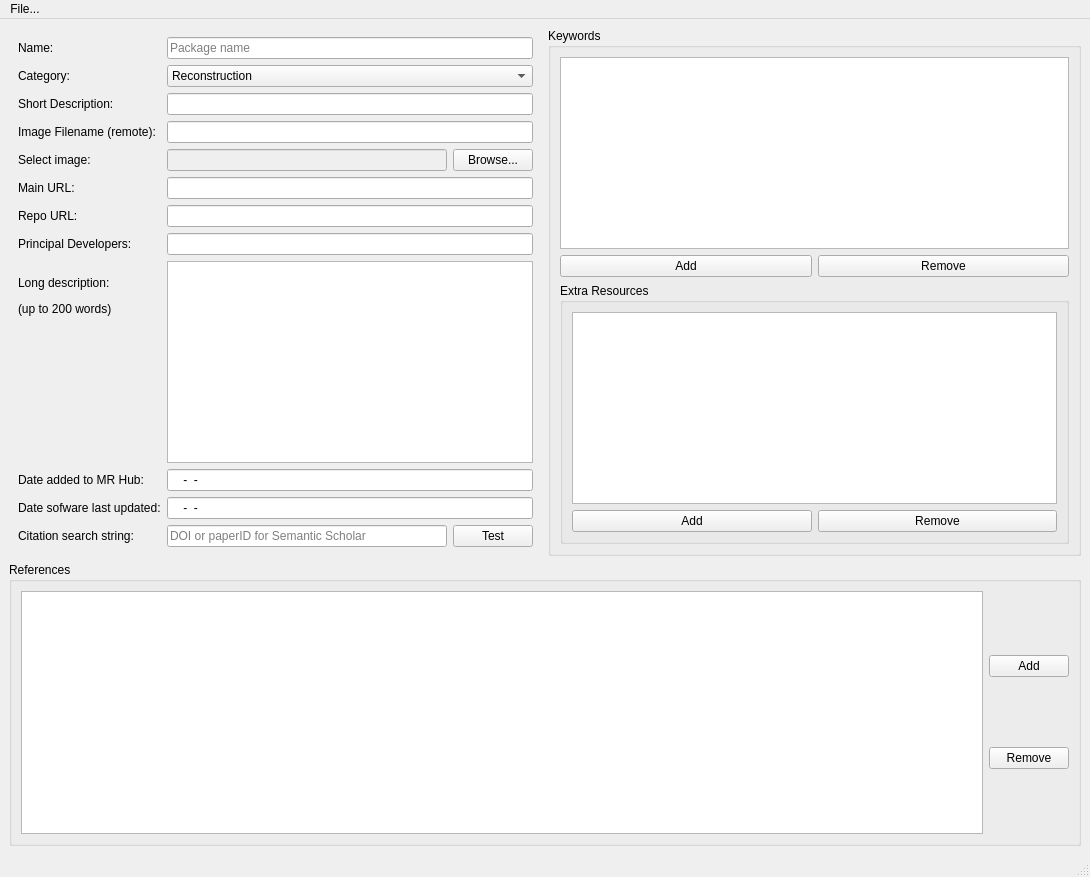
First picture: the form in MrHubGui/edit_form.ui, repository fsantini/mr-hub-gui, before the edit.
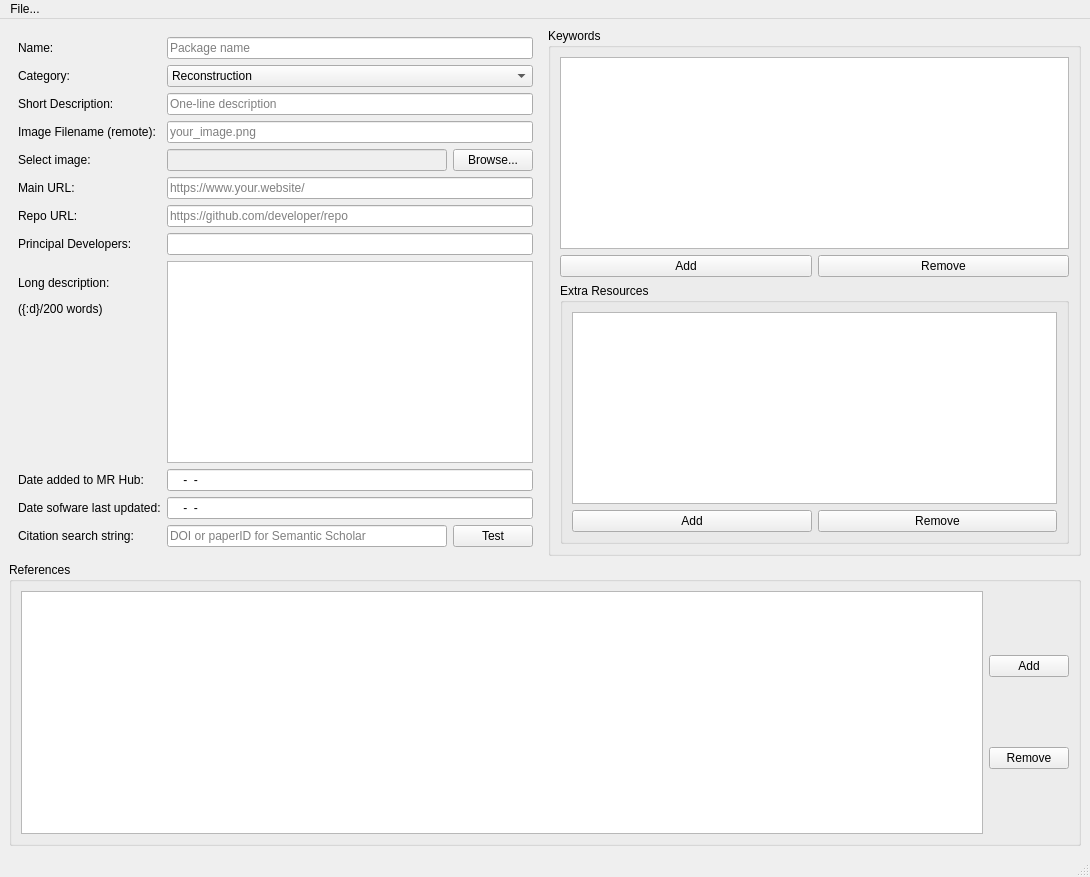
Second picture: the form after the edit.

Commit message: Windows compatibility (utf-8 encoding in opening files) Other minor improvements

Diff of the .ui file:
```diff
--- a/MrHubGui/edit_form.ui
+++ b/MrHubGui/edit_form.ui
@@ -86,7 +86,7 @@
          <item row="9" column="0">
           <widget class="QLabel" name="label_9">
            <property name="text">
-            <string>&lt;html&gt;&lt;head/&gt;&lt;body&gt;&lt;p&gt;Long description:&lt;/p&gt;&lt;p&gt;(up to 200 words)&lt;/p&gt;&lt;/body&gt;&lt;/html&gt;</string>
+            <string>&lt;html&gt;&lt;head/&gt;&lt;body&gt;&lt;p&gt;Long description:&lt;/p&gt;&lt;p&gt;({:d}/200 words)&lt;/p&gt;&lt;/body&gt;&lt;/html&gt;</string>
            </property>
           </widget>
          </item>
@@ -112,10 +112,18 @@
           </widget>
          </item>
          <item row="4" column="1">
-          <widget class="QLineEdit" name="imageFilename_text"/>
+          <widget class="QLineEdit" name="imageFilename_text">
+           <property name="placeholderText">
+            <string>your_image.png</string>
+           </property>
+          </widget>
          </item>
          <item row="3" column="1">
-          <widget class="QLineEdit" name="shortDescription_text"/>
+          <widget class="QLineEdit" name="shortDescription_text">
+           <property name="placeholderText">
+            <string>One-line description</string>
+           </property>
+          </widget>
          </item>
          <item row="5" column="1">
           <layout class="QHBoxLayout" name="horizontalLayout">
@@ -136,10 +144,18 @@
           </layout>
          </item>
          <item row="6" column="1">
-          <widget class="QLineEdit" name="mainURL_text"/>
+          <widget class="QLineEdit" name="mainURL_text">
+           <property name="placeholderText">
+            <string>https://www.your.website/</string>
+           </property>
+          </widget>
          </item>
          <item row="7" column="1">
-          <widget class="QLineEdit" name="repoURL_text"/>
+          <widget class="QLineEdit" name="repoURL_text">
+           <property name="placeholderText">
+            <string>https://github.com/developer/repo</string>
+           </property>
+          </widget>
          </item>
          <item row="8" column="1">
           <widget class="QLineEdit" name="principalDevelopers_text"/>
```
Left out of the diff: 2 changed lines with no effect on the pictures. The commit also changes 4 other files.
